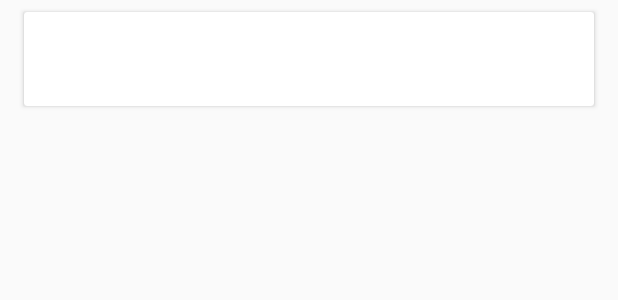
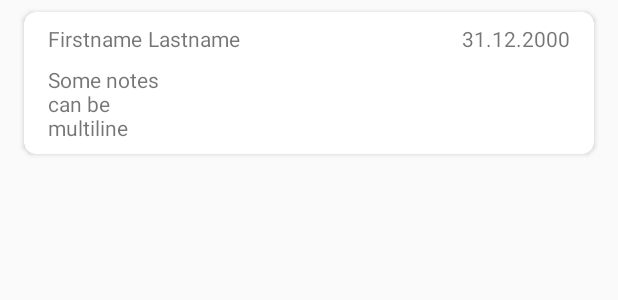
Before and after one commit to magnox/birthdays, an Android app: the layout person_rv_item.xml on its own in the app's theme, with its tools: preview values and no code run, on a phone screen of 412 x 824 dp. Shown: the top 300 px of the screen. Run offline under Robolectric (Android 15) with nearby library versions, the phone set to English and light mode, and no system bars.

Commit message:
adjust margins and paddings

```diff
--- a/app/src/main/res/layout/content_main.xml
+++ b/app/src/main/res/layout/content_main.xml
@@ -13,6 +13,7 @@
         android:layout_width="0dp"
         android:layout_height="0dp"
         android:clipToPadding="false"
+        android:paddingTop="8dp"
         android:paddingBottom="@dimen/fab_content_padding"
         app:layout_constraintBottom_toBottomOf="parent"
         app:layout_constraintEnd_toEndOf="parent"
--- a/app/src/main/res/layout/person_rv_item.xml
+++ b/app/src/main/res/layout/person_rv_item.xml
@@ -26,7 +26,8 @@
             android:layout_marginStart="16dp"
             android:layout_marginTop="8dp"
             android:layout_marginEnd="16dp"
-            android:layout_marginBottom="8dp">
+            android:layout_marginBottom="8dp"
+            app:cardCornerRadius="8dp">
 
             <androidx.constraintlayout.widget.ConstraintLayout
                 android:id="@+id/rv_item_cl"
@@ -40,21 +41,23 @@
                     android:layout_marginStart="16dp"
                     android:layout_marginTop="8dp"
                     android:layout_marginBottom="8dp"
-                    android:text="@{person.firstName, default=defFirst}"
+                    android:text="@{person.firstName}"
                     app:layout_constraintBottom_toBottomOf="parent"
                     app:layout_constraintStart_toStartOf="parent"
                     app:layout_constraintTop_toTopOf="parent"
-                    app:layout_constraintVertical_bias="0.0" />
+                    app:layout_constraintVertical_bias="0.0"
+                    tools:text="Firstname" />
 
                 <TextView
                     android:id="@+id/lastname_tv"
                     android:layout_width="wrap_content"
                     android:layout_height="0dp"
-                    android:layout_marginStart="8dp"
+                    android:layout_marginStart="4dp"
                     android:layout_marginTop="8dp"
-                    android:text="@{person.lastName, default=defLast}"
+                    android:text="@{person.lastName}"
                     app:layout_constraintStart_toEndOf="@+id/firstname_tv"
-                    app:layout_constraintTop_toTopOf="parent" />
+                    app:layout_constraintTop_toTopOf="parent"
+                    tools:text="Lastname" />
 
                 <TextView
                     android:id="@+id/birthday_tv"
@@ -62,9 +65,10 @@
                     android:layout_height="wrap_content"
                     android:layout_marginTop="8dp"
                     android:layout_marginEnd="16dp"
+                    android:text="@{@string/date_format(person.birthday)}"
                     app:layout_constraintEnd_toEndOf="parent"
                     app:layout_constraintTop_toTopOf="parent"
-                    tools:text="@{@string/date_format(person.birthday), default=defBirthday}" />
+                    tools:text="31.12.2000" />
 
                 <TextView
                     android:id="@+id/notes_tv"
@@ -73,11 +77,12 @@
                     android:layout_marginStart="16dp"
                     android:layout_marginTop="8dp"
                     android:layout_marginBottom="8dp"
-                    android:text="@{person.notes, default=defNotes}"
+                    android:text="@{person.notes}"
                     android:visibility="@{person.notes != null ? View.VISIBLE : View.GONE}"
                     app:layout_constraintBottom_toBottomOf="parent"
                     app:layout_constraintStart_toStartOf="parent"
-                    app:layout_constraintTop_toBottomOf="@+id/firstname_tv" />
+                    app:layout_constraintTop_toBottomOf="@+id/firstname_tv"
+                    tools:text="Some notes\ncan be\nmultiline" />
 
             </androidx.constraintlayout.widget.ConstraintLayout>
         </androidx.cardview.widget.CardView>
```
